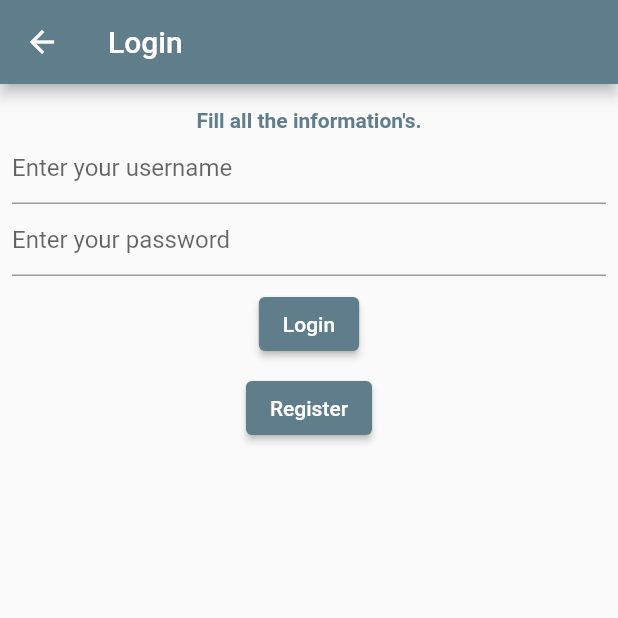
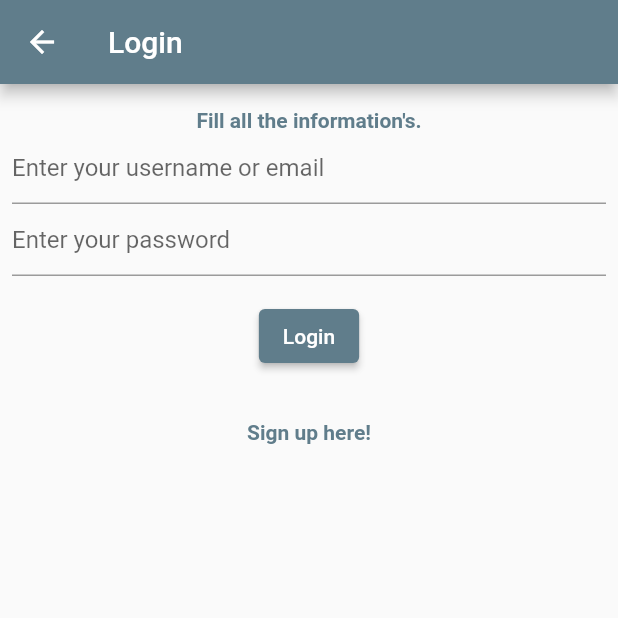
Before and after one commit to rm46627/first_flutter_and_ktor_project, a Flutter app: the LoginView screen opened by its route, after a tap on "Login", on a phone screen of 412 x 824 dp, the top half of it. Run offline on Flutter 3.47's test engine with Material 2 defaults, Android fonts, the phone set to English and light mode, and no system bars; our stand-ins replace flutter_secure_storage; accounts and stored records are empty; network calls fail.

Commit message:
bugfixing and refactoring

```diff
--- a/mynotes-flutter/lib/views/loginView.dart
+++ b/mynotes-flutter/lib/views/loginView.dart
@@ -3,10 +3,8 @@ import 'dart:convert';
 import 'package:flutter/material.dart';
 import 'package:http/http.dart' as http;
 import 'package:mynotes/assets/constants.dart' as constants;
-import 'package:mynotes/views/registerView.dart';
 
 import '../secure_storage.dart' as auth;
-import 'notesPage.dart';
 
 class LoginView extends StatefulWidget {
   const LoginView({Key? key}) : super(key: key);
@@ -26,14 +24,11 @@ class _LoginViewState extends State<LoginView> {
   changeHintText(int status) {
     setState(() {
       switch (status) {
-        case 422:
+        case 419:
           _hintTextHolder = "Need to activate your account first!";
           break;
-        case 409:
+        case 403:
           _hintTextHolder = "Wrong username or password!";
-          break;
-        case 403:
-          _hintTextHolder = "Login data must not be blank!";
           break;
         case 200:
           _hintTextHolder = "Logged in successfully!";
@@ -84,8 +79,8 @@ class _LoginViewState extends State<LoginView> {
             ),
             TextField(
               controller: _username,
-              decoration:
-                  const InputDecoration(hintText: 'Enter your username'),
+              decoration: const InputDecoration(
+                  hintText: 'Enter your username or email'),
             ),
             TextField(
               controller: _password,
@@ -96,7 +91,7 @@ class _LoginViewState extends State<LoginView> {
                   const InputDecoration(hintText: 'Enter your password'),
             ),
             const SizedBox(
-              height: 8,
+              height: 16,
             ),
             ElevatedButton(
                 onPressed: () async {
@@ -104,16 +99,16 @@ class _LoginViewState extends State<LoginView> {
                 },
                 child: const Text("Login")),
             const SizedBox(
-              height: 8,
+              height: 16,
             ),
-            ElevatedButton(
+            TextButton(
                 onPressed: () {
-                  Navigator.push(
-                      context,
-                      MaterialPageRoute(
-                          builder: (context) => const RegisterView()));
+                  Navigator.of(context).pushNamed('/register');
                 },
-                child: const Text("Register"))
+                child: const Text(
+                  "Sign up here!",
+                  style: TextStyle(fontWeight: FontWeight.bold),
+                ))
           ],
         ),
       ),
@@ -124,10 +119,10 @@ class _LoginViewState extends State<LoginView> {
     loginUser().then((value) => {
           if (value.statusCode == 200)
             {
-              Navigator.push(context,
-                  MaterialPageRoute(builder: (context) => const NotesPage()))
+              Navigator.of(context)
+                  .pushNamedAndRemoveUntil('/notes', (route) => false)
             }
-          else if (value.statusCode == 422)
+          else if (value.statusCode == 419)
             showCodeDialog(context)
         });
   }
@@ -179,7 +174,7 @@ class _LoginViewState extends State<LoginView> {
   }
 
   Future<http.Response> loginUser() async {
-    Map data = {'email': _username.text, 'password': _password.text};
+    Map data = {'usernameOrEmail': _username.text, 'password': _password.text};
     var uri = Uri.parse(constants.API_LOGIN_URL);
     var body = json.encode(data);
     var response = await http.post(uri,
@@ -191,7 +186,7 @@ class _LoginViewState extends State<LoginView> {
   }
 
   Future<http.Response> activateUser() async {
-    Map data = {'email': _username.text, 'password': _password.text};
+    Map data = {'usernameOrEmail': _username.text, 'password': _password.text};
     var uri = Uri.parse(constants.API_ACTIVATE_URL + _code.text);
     var body = json.encode(data);
     var response = await http.post(uri,
--- a/mynotes-flutter/lib/views/registerView.dart
+++ b/mynotes-flutter/lib/views/registerView.dart
@@ -68,6 +68,7 @@ class _RegisterViewState extends State<RegisterView> {
             ),
             Text(
               _hintTextHolder,
+              textAlign: TextAlign.center,
               style: const TextStyle(
                   fontWeight: FontWeight.bold, color: Colors.blueGrey),
             ),
```
Also changed, not shown: mynotes-flutter/lib/views/notesPage.dart (+17 -0 lines), 4 other files.
